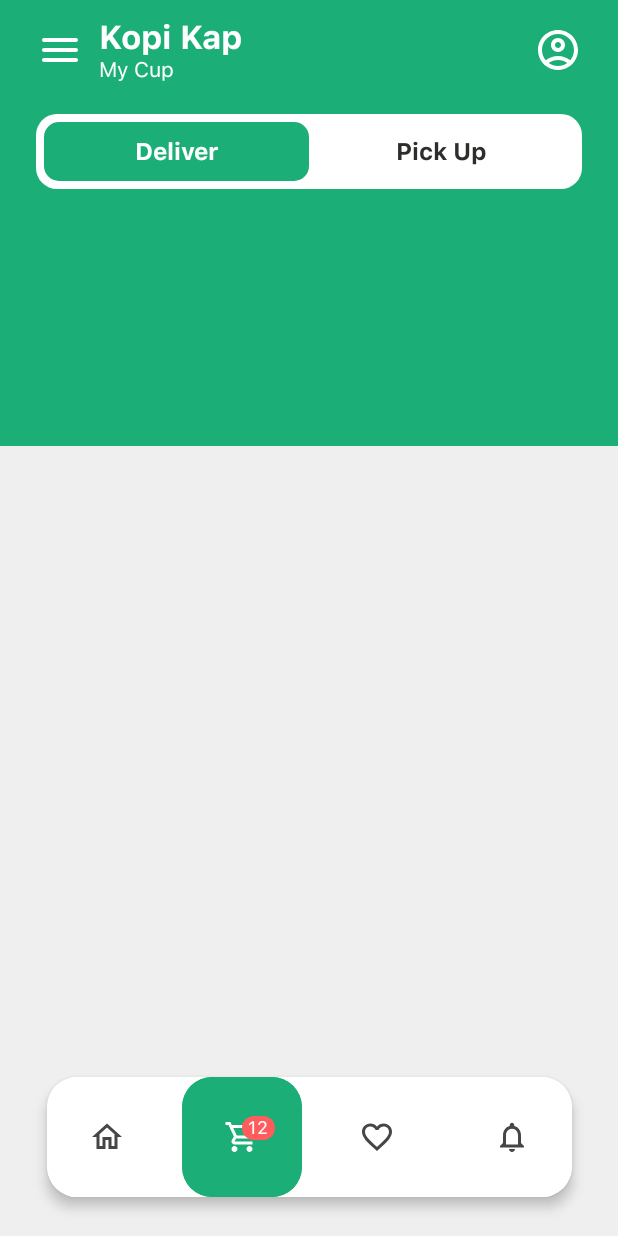
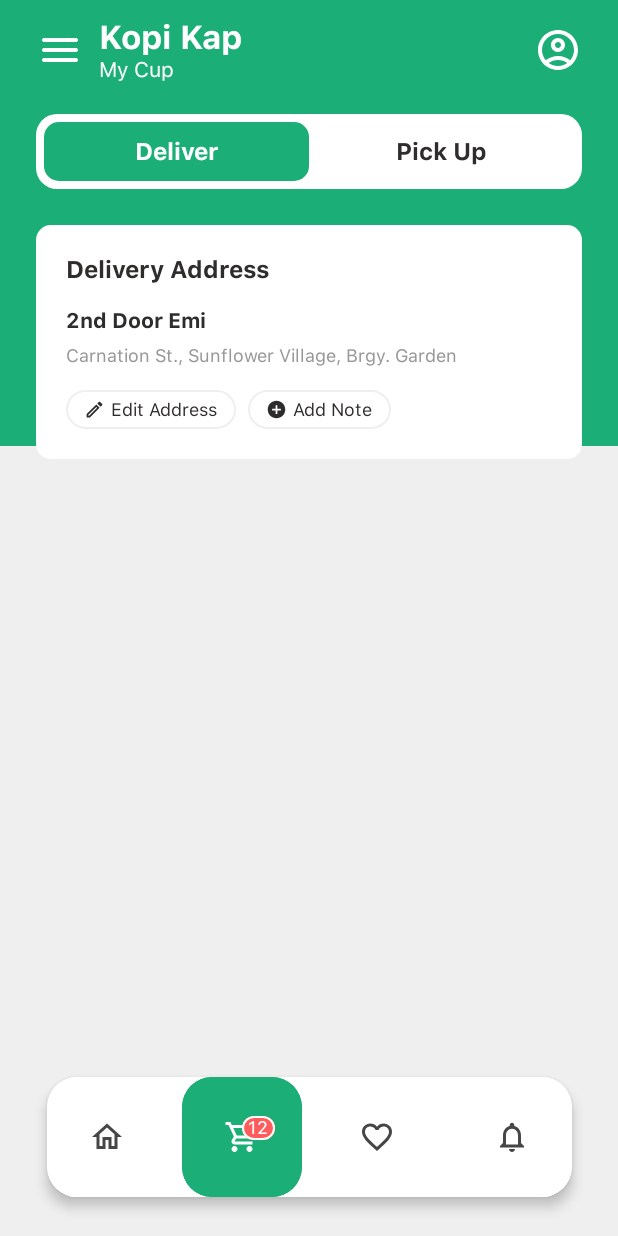
Before and after one commit to yousefbilal/BenoServerDrivenUI, an Android app built with Jetpack Compose: the screen it shows after launch (MainActivity), on a phone screen of 412 x 824 dp. Run offline under Robolectric (Android 15) with nearby library versions, the light colour scheme and no system bars.

Commit message:
added a border to the badge in the NavItem, and added the delivery adddress composable to CupScreen

```diff
--- a/app/src/main/java/com/example/benoserverdrivenui/CupScreen.kt
+++ b/app/src/main/java/com/example/benoserverdrivenui/CupScreen.kt
@@ -1,26 +1,39 @@
 package com.example.benoserverdrivenui
 
 import androidx.compose.foundation.background
+import androidx.compose.foundation.border
+import androidx.compose.foundation.clickable
+import androidx.compose.foundation.layout.Arrangement
 import androidx.compose.foundation.layout.Box
 import androidx.compose.foundation.layout.Column
 import androidx.compose.foundation.layout.Row
 import androidx.compose.foundation.layout.fillMaxSize
 import androidx.compose.foundation.layout.fillMaxWidth
 import androidx.compose.foundation.layout.padding
+import androidx.compose.foundation.layout.size
 import androidx.compose.foundation.layout.statusBarsPadding
 import androidx.compose.foundation.shape.RoundedCornerShape
+import androidx.compose.material.icons.Icons
+import androidx.compose.material.icons.filled.AddCircle
+import androidx.compose.material.icons.outlined.AddCircle
+import androidx.compose.material.icons.outlined.Edit
+import androidx.compose.material3.Button
+import androidx.compose.material3.Icon
 import androidx.compose.material3.Text
 import androidx.compose.runtime.Composable
 import androidx.compose.ui.Alignment
 import androidx.compose.ui.Modifier
 import androidx.compose.ui.draw.clip
-import androidx.compose.ui.res.colorResource
+import androidx.compose.ui.graphics.vector.ImageVector
 import androidx.compose.ui.text.font.FontWeight
 import androidx.compose.ui.tooling.preview.Preview
 import androidx.compose.ui.unit.dp
 import androidx.compose.ui.unit.sp
 import com.example.benoserverdrivenui.ui.theme.FontBlack
+import com.example.benoserverdrivenui.ui.theme.FontLightGrey
+import com.example.benoserverdrivenui.ui.theme.FontMediumGrey
 import com.example.benoserverdrivenui.ui.theme.Green
+import com.example.benoserverdrivenui.ui.theme.Grey
 import com.example.benoserverdrivenui.ui.theme.LightGrey
 import com.example.benoserverdrivenui.ui.theme.White
 import com.example.benoserverdrivenui.ui.theme.sfProTextFontFamily
@@ -28,6 +41,10 @@ import com.example.benoserverdrivenui.ui.theme.sfProTextFontFamily
 
 @Composable
 fun CupScreen() {
+    val address = Address(
+        "2nd Door Emi",
+        "Carnation St., Sunflower Village, Brgy. Garden"
+    )
     Box(
         modifier = Modifier
             .fillMaxSize()
@@ -48,7 +65,14 @@ fun CupScreen() {
                 onClickMenu = {},
                 onClickProfile = {})
 
-            TopNavBar(currentIndex = 0, modifier = Modifier.padding(top = 10.dp)) // controlled by state
+            TopNavBar(
+                currentIndex = 0,
+                modifier = Modifier.padding(top = 10.dp)
+            ) // controlled by state
+
+            AddressBox(modifier = Modifier.padding(top = 24.dp), address = address, onClickEdit = { /*TODO*/ }) {
+
+            }
         }
         NavBar(
             modifier = Modifier
@@ -90,7 +114,7 @@ fun TopNavBar(modifier: Modifier = Modifier, currentIndex: Int) {
                     fontSize = 16.sp,
                     fontWeight = FontWeight(600),
                     fontFamily = sfProTextFontFamily,
-                    color = if(currentIndex == index) White else FontBlack,
+                    color = if (currentIndex == index) White else FontBlack,
                     modifier = Modifier
                         .padding(horizontal = 56.dp, vertical = 10.dp)
                 )
@@ -99,10 +123,95 @@ fun TopNavBar(modifier: Modifier = Modifier, currentIndex: Int) {
     }
 }
 
+data class Address(
+    val apartment: String,
+    val fullAddress: String
+)
+
+@Composable
+fun AddressBox(
+    modifier: Modifier = Modifier,
+    address: Address,
+    onClickEdit: () -> Unit,
+    onClickAdd: () -> Unit
+) {
+    Column(
+        modifier = modifier
+            .clip(RoundedCornerShape(10.dp))
+            .fillMaxWidth()
+            .background(White)
+            .padding(20.dp)
+    ) {
+        Text(
+            text = "Delivery Address",
+            fontSize = 16.sp,
+            fontWeight = FontWeight(600),
+            color = FontBlack,
+            fontFamily = sfProTextFontFamily,
+            modifier = Modifier.padding(bottom = 16.dp)
+        )
+        Text(
+            text = address.apartment,
+            fontSize = 14.sp,
+            fontWeight = FontWeight(600),
+            color = FontBlack,
+            fontFamily = sfProTextFontFamily,
+            modifier = Modifier.padding(bottom = 8.dp)
+        )
+        Text(
+            text = address.fullAddress,
+            fontSize = 12.sp,
+            fontWeight = FontWeight(400),
+            color = FontMediumGrey,
+            fontFamily = sfProTextFontFamily,
+            modifier = Modifier.padding(bottom = 16.dp)
+        )
+
+        Row(
+            modifier = Modifier.fillMaxWidth(),
+            horizontalArrangement = Arrangement.spacedBy(8.dp)
+        ) {
+
+            AddressBoxButton(text = "Edit Address", onClick = { /*TODO*/ }, icon = Icons.Outlined.Edit)
+            AddressBoxButton(text = "Add Note", onClick = { /*TODO*/ }, icon = Icons.Outlined.AddCircle)
+
+        }
+    }
+}
+
+@Composable
+fun AddressBoxButton(modifier: Modifier = Modifier, text: String, onClick: () -> Unit, icon: ImageVector) {
+    Row(
+        modifier = modifier
+            .border(width = 1.dp, shape = RoundedCornerShape(50), color = LightGrey)
+            .padding(horizontal = 12.dp, vertical = 6.dp)
+            .clickable { onClick() },
+    verticalAlignment = Alignment.CenterVertically,
+    horizontalArrangement = Arrangement.spacedBy(4.dp)
+    ) {
+        Icon(
+            imageVector = icon,
+            contentDescription = text,
+            tint = FontBlack,
+            modifier = Modifier.size(14.dp)
+        )
+        Text(
+            text = text,
+            fontSize = 12.sp,
+            fontFamily = sfProTextFontFamily,
+            fontWeight = FontWeight(400),
+            color = FontBlack
+        )
+    }
+}
 
 @Preview
 @Composable
 private fun Prev() {
-    TopNavBar(currentIndex = 1, modifier = Modifier.padding(top = 10.dp))
+    val address = Address(
+        "2nd Door Emi",
+        "Carnation St., Sunflower Village, Brgy. Garden"
+    )
+    AddressBox(address = address, onClickAdd = {}, onClickEdit = {})
 
 }
--- a/app/src/main/java/com/example/benoserverdrivenui/NavBar.kt
+++ b/app/src/main/java/com/example/benoserverdrivenui/NavBar.kt
@@ -1,6 +1,7 @@
 package com.example.benoserverdrivenui
 
 import androidx.compose.foundation.background
+import androidx.compose.foundation.border
 import androidx.compose.foundation.layout.Arrangement
 import androidx.compose.foundation.layout.PaddingValues
 import androidx.compose.foundation.layout.Row
@@ -73,7 +74,7 @@ fun NavItem(
         BadgedBox(badge = {
             if (badgeCount != null) {
                 Badge(
-                    containerColor = Red, contentColor = White
+                    containerColor = Red, contentColor = White, modifier = Modifier.border(1.dp, White, RoundedCornerShape(50))
                 ) {
                     Text(
                         text = badgeCount.toString(),
```
